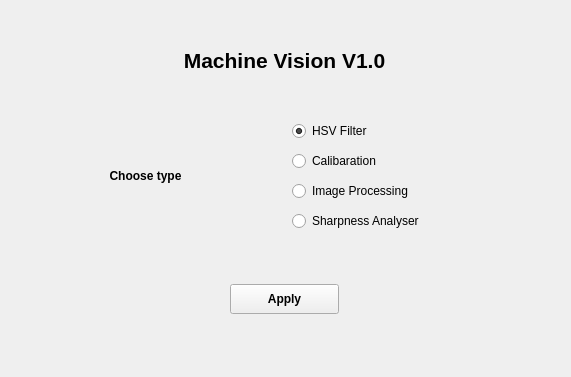
Above: ui/main.ui from quanglv1996/image-processing-cv2 before the change. Below: the same form after it.
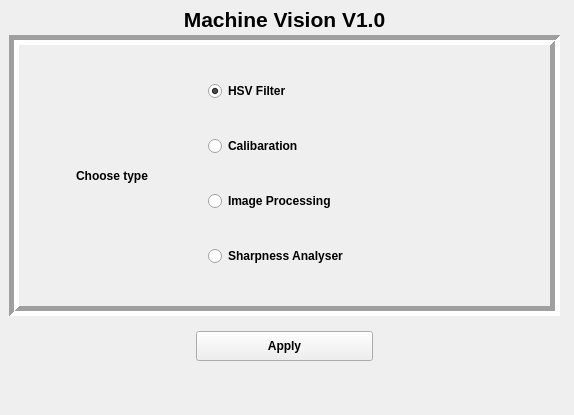
That is the form after the change.

The edit to the form file:
```diff
--- a/ui/main.ui
+++ b/ui/main.ui
@@ -6,8 +6,8 @@
    <rect>
     <x>0</x>
     <y>0</y>
-    <width>571</width>
-    <height>377</height>
+    <width>574</width>
+    <height>415</height>
    </rect>
   </property>
   <property name="windowTitle">
@@ -19,10 +19,10 @@
      <x>9</x>
      <y>9</y>
      <width>551</width>
-     <height>351</height>
+     <height>361</height>
     </rect>
    </property>
-   <layout class="QVBoxLayout" name="verticalLayout_2" stretch="1,4,1">
+   <layout class="QVBoxLayout" name="verticalLayout_2" stretch="1,3,1">
     <item>
      <widget class="QLabel" name="label_11">
       <property name="maximumSize">
@@ -47,21 +47,31 @@
      </widget>
     </item>
     <item>
-     <layout class="QHBoxLayout" name="horizontalLayout">
+     <widget class="QFrame" name="">
+      <property name="frameShape">
+       <enum>QFrame::Box</enum>
+      </property>
+      <property name="frameShadow">
+       <enum>QFrame::Sunken</enum>
+      </property>
+      <property name="lineWidth">
+       <number>5</number>
+      </property>
+      <layout class="QHBoxLayout" name="horizontalLayout" stretch="1,2">
       <property name="spacing">
        <number>10</number>
       </property>
       <property name="leftMargin">
-       <number>2</number>
+        <number>9</number>
       </property>
       <property name="topMargin">
-       <number>2</number>
+        <number>9</number>
       </property>
       <property name="rightMargin">
-       <number>2</number>
+        <number>9</number>
       </property>
       <property name="bottomMargin">
-       <number>2</number>
+        <number>9</number>
       </property>
       <item>
        <widget class="QLabel" name="label_2">
@@ -95,6 +105,12 @@
         </property>
         <item>
          <widget class="QRadioButton" name="radioButtonHSVFilter">
+           <property name="font">
+            <font>
+             <weight>75</weight>
+             <bold>true</bold>
+            </font>
+           </property>
           <property name="text">
            <string>HSV Filter</string>
           </property>
@@ -105,6 +121,12 @@
         </item>
         <item>
          <widget class="QRadioButton" name="radioButtonCalibration">
+           <property name="font">
+            <font>
+             <weight>75</weight>
+             <bold>true</bold>
+            </font>
+           </property>
           <property name="text">
            <string>Calibaration</string>
           </property>
@@ -112,6 +134,12 @@
         </item>
         <item>
          <widget class="QRadioButton" name="radioButtonImageProcessing">
+           <property name="font">
+            <font>
+             <weight>75</weight>
+             <bold>true</bold>
+            </font>
+           </property>
           <property name="text">
            <string>Image Processing</string>
           </property>
@@ -119,6 +147,12 @@
         </item>
         <item>
          <widget class="QRadioButton" name="radioButtonSharpnessAnalyzer">
+           <property name="font">
+            <font>
+             <weight>75</weight>
+             <bold>true</bold>
+            </font>
+           </property>
           <property name="text">
            <string>Sharpness Analyser</string>
           </property>
@@ -127,20 +161,21 @@
        </layout>
       </item>
      </layout>
+     </widget>
     </item>
     <item>
-     <layout class="QHBoxLayout" name="horizontalLayout_2" stretch="2,1,2">
+     <layout class="QHBoxLayout" name="horizontalLayout_2" stretch="2,2,2">
       <property name="leftMargin">
-       <number>2</number>
+       <number>9</number>
       </property>
       <property name="topMargin">
-       <number>2</number>
+       <number>9</number>
       </property>
       <property name="rightMargin">
-       <number>2</number>
+       <number>9</number>
       </property>
       <property name="bottomMargin">
-       <number>2</number>
+       <number>9</number>
       </property>
       <item>
        <spacer name="horizontalSpacer">
@@ -157,6 +192,12 @@
       </item>
       <item>
        <widget class="QPushButton" name="pushButtonApplyMode">
+        <property name="minimumSize">
+         <size>
+          <width>0</width>
+          <height>0</height>
+         </size>
+        </property>
         <property name="maximumSize">
          <size>
           <width>16777215</width>
```
Lines whose indentation alone changed are shown as unchanged.
